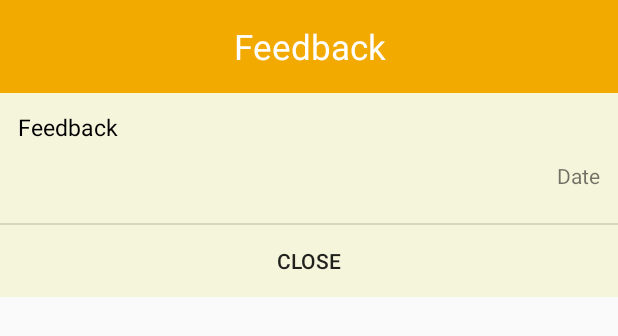
After one commit to markdenverPH/E-Rev-Android, an Android app: the layout custom_dialog.xml on its own in the app's theme, with its tools: preview values and no code run, on a phone screen of 412 x 824 dp. The commit adds this screen. Shown: the top 336 px of the screen. Run offline under Robolectric (Android 15) with nearby library versions, the phone set to English and light mode, and no system bars.

Commit message:
feedback module
-done feedback viewing on fic
-some minor fix

```diff
--- /dev/null
+++ b/app/src/main/res/layout/custom_dialog.xml
@@ -0,0 +1,66 @@
+<?xml version="1.0" encoding="utf-8"?>
+<LinearLayout xmlns:android="http://schemas.android.com/apk/res/android"
+    android:layout_width="match_parent"
+    android:layout_height="wrap_content"
+    android:background="@color/bg_color"
+    android:orientation="vertical">
+
+    <ScrollView
+        android:layout_width="match_parent"
+        android:layout_height="match_parent">
+
+        <LinearLayout
+            android:layout_width="match_parent"
+            android:layout_height="wrap_content"
+            android:orientation="vertical">
+
+            <TextView
+                android:id="@+id/textView4"
+                android:layout_width="match_parent"
+                android:layout_height="wrap_content"
+                android:background="@color/off_gold"
+                android:gravity="center"
+                android:paddingBottom="15dp"
+                android:paddingTop="15dp"
+                android:text="Feedback"
+                android:textColor="@android:color/white"
+                android:textSize="23sp" />
+
+            <TextView
+                android:id="@+id/fbv_dialog_content"
+                android:layout_width="match_parent"
+                android:layout_height="wrap_content"
+                android:padding="12dp"
+                android:text="Feedback"
+                android:textColor="@android:color/black"
+                android:textSize="15sp" />
+
+            <TextView
+                android:id="@+id/fbv_dialog_date"
+                android:layout_width="match_parent"
+                android:layout_height="wrap_content"
+                android:gravity="right"
+                android:paddingBottom="12dp"
+                android:paddingLeft="12dp"
+                android:paddingRight="12dp"
+                android:text="Date" />
+
+            <LinearLayout
+                android:id="@+id/line"
+                android:layout_width="match_parent"
+                android:layout_height="1dp"
+                android:layout_marginTop="10dp"
+                android:background="?android:attr/colorControlHighlight"
+                android:orientation="vertical"></LinearLayout>
+
+            <Button
+                android:id="@+id/fbv_dialog_close"
+                style="@android:style/Widget.Material.Button.Borderless"
+                android:layout_width="match_parent"
+                android:layout_height="wrap_content"
+                android:text="CLOSE" />
+
+        </LinearLayout>
+    </ScrollView>
+
+</LinearLayout>
```
Also changed, not shown: app/src/main/java/com/example/babar/e_rev/FeedbackView.java (+106 -19 lines), app/src/main/java/com/example/babar/e_rev/custom_row_fbv.java (+5 -7 lines), app/src/main/res/layout/activity_custom_row_fbv.xml (+23 -4 lines), app/src/main/res/layout/activity_feedback_view.xml (+11 -1 lines), app/src/main/res/values/strings.xml (+5 -5 lines).
